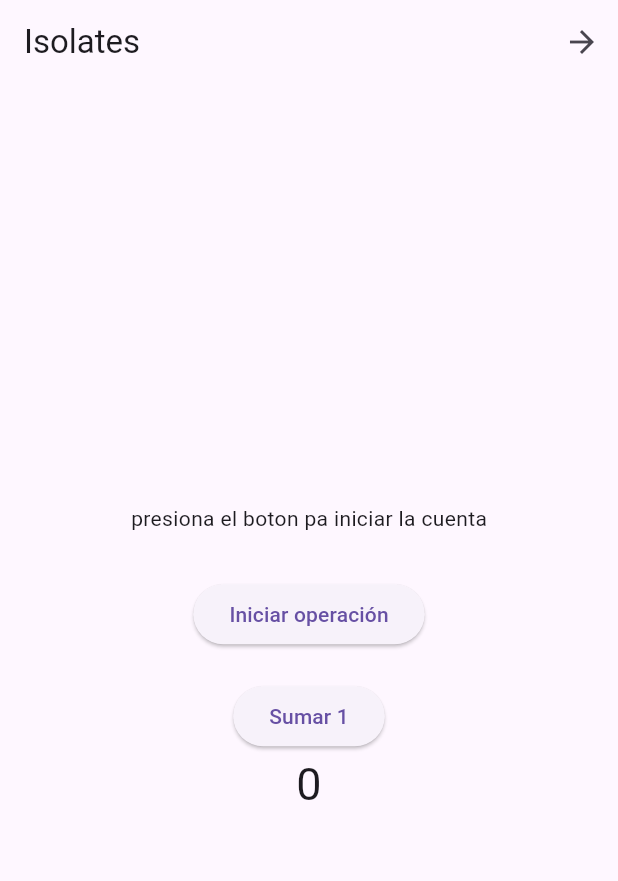
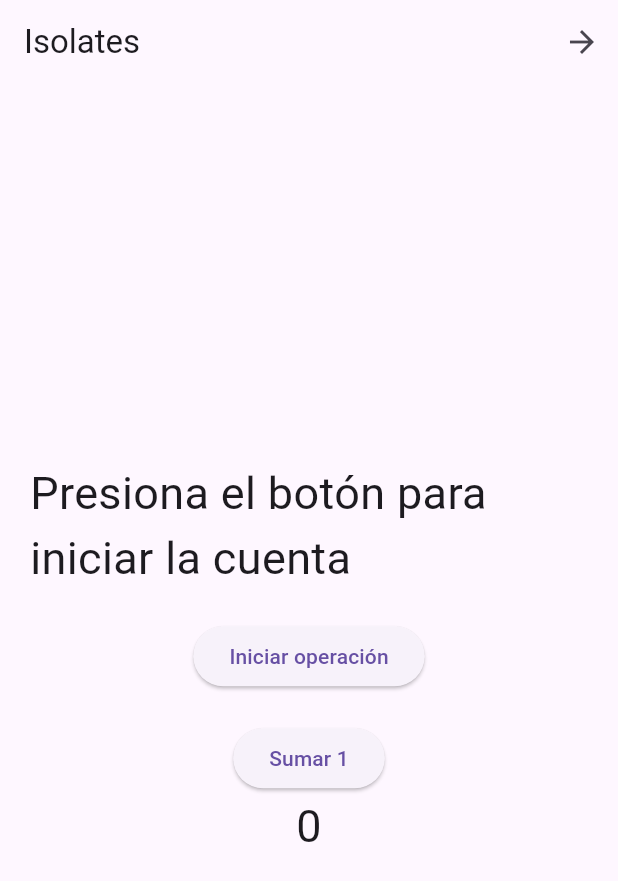
Before and after one commit to carlamoreno123/serviciosprueba, a Flutter app: the IsolateScreen screen opened directly, on a phone screen of 412 x 824 dp. Shown: the top 881 px of the screen. Run offline on Flutter 3.47's test engine with Material 3 defaults, Android fonts, the phone set to English and light mode, and no system bars; missing offline and left inert: examen; statements that could not run were skipped.

Commit message:
isolates

```diff
--- a/lib/isolatescreen.dart
+++ b/lib/isolatescreen.dart
@@ -9,26 +9,36 @@ class IsolateScreen extends StatefulWidget {
 }
 
 class _IsolateScreenState extends State<IsolateScreen> {
-  int? _resultado;
-  bool _calculando= false;
-  int _contador = 0;
-   Future<void> suma() async{
+  int? _resultado; ////
+  bool _calculando = false; ////
+  int _contador = 0; ////
+
+  //// /*
+  Future<void> suma() async {
     setState(() {
-      _calculando =true;
+      _calculando = true;
     });
-    final receptor= ReceivePort();
+
+    final receptor = ReceivePort();
+
     await Isolate.spawn(_tareaPesada, receptor.sendPort);
-    receptor.listen((message){
+
+    receptor.listen((mensaje) {
       setState(() {
-        _resultado =mensaje;
-        _calculando =false;
+        _resultado = mensaje;
+        _calculando = false;
       });
       receptor.close();
     });
-   }
-   static _tareaPesada(SendPort sendport){
+  } //// */
+
+  static _tareaPesada(SendPort sendport) {
     int sum = 0;
-   }
+    for (int i = 0; i <= 100000; i++) {
+      sum += i;
+    }
+    sendport.send(sum); ////
+  }
 
   @override
   Widget build(BuildContext context) {
@@ -50,16 +60,18 @@ class _IsolateScreenState extends State<IsolateScreen> {
             child: Column(
               mainAxisAlignment: MainAxisAlignment.center,
               children: [
-              _calculando
-              ? CircularProgressIndicator()
-              :Text(
-                _resultado ==null
-                ? 'presiona el boton pa iniciar la cuenta'
-                : '$_resultado'
-              ),SizedBox(
-                height: 30,
-              ),ElevatedButton(onPressed: _calculando ?null: suma,
-
+                _calculando //// /*
+                    ? CircularProgressIndicator()
+                    : Text(
+                        _resultado == null
+                            ? 'Presiona el botón para iniciar la cuenta'
+                            : '$_resultado', //// */
+                        style: const TextStyle(fontSize: 30)),
+                const SizedBox(
+                  height: 20,
+                ),
+                ElevatedButton(
+                  onPressed: _calculando ? null : suma, ////
                   child: const Text('Iniciar operación'),
                 ),
                 SizedBox(
```
